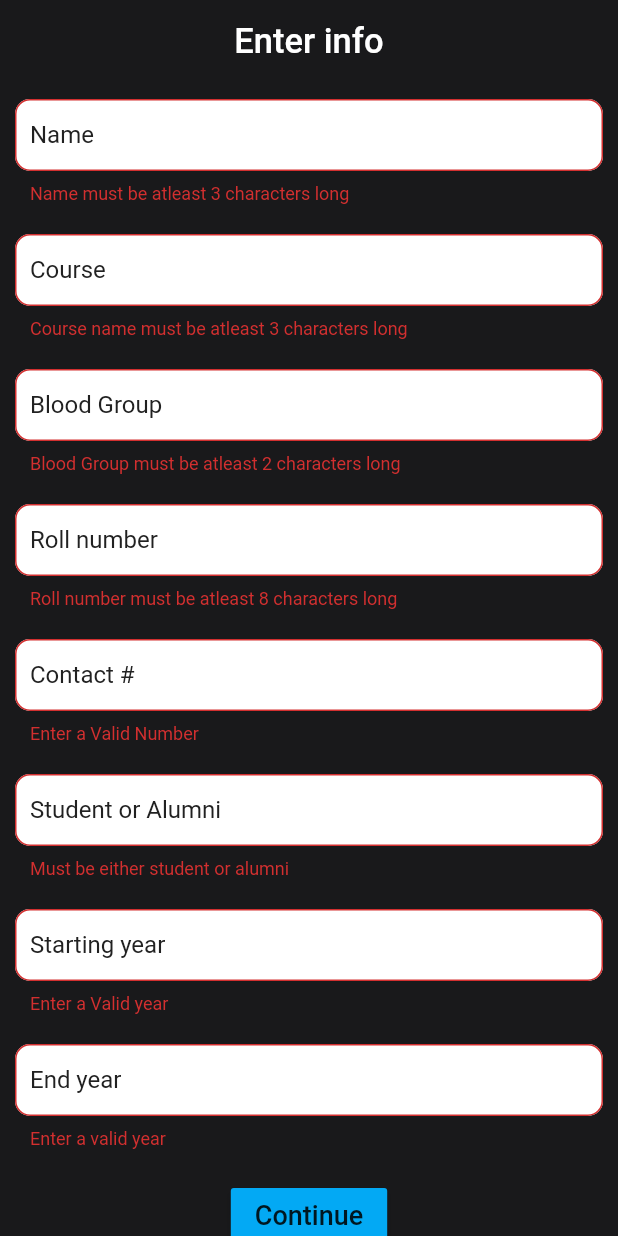
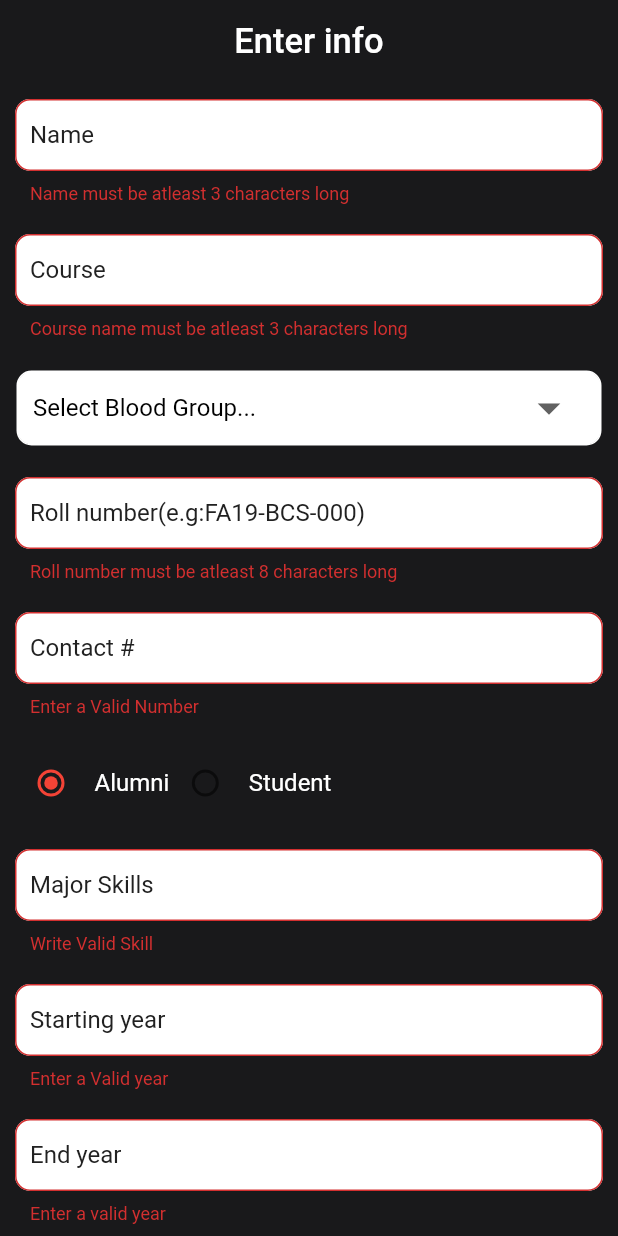
Before and after one commit to ShiekhAmish/Alumni-App, a Flutter app: the SecondScreen screen opened directly with empty values, after a tap on "Continue", on a phone screen of 412 x 824 dp. Run offline on Flutter 3.47's test engine with Material 2 defaults, Android fonts, the phone set to English and light mode, and no system bars; our stand-ins replace cloud_firestore, email_validator, firebase_auth, firebase_core, firebase_storage, image_picker and 4 more; accounts and stored records are empty.

Commit message:
New features Add
New features Add

```diff
--- a/Alumni_App/lib/modals.dart/users.dart
+++ b/Alumni_App/lib/modals.dart/users.dart
@@ -11,6 +11,7 @@ class MyUser {
   String endingYear;
   String SubAdmin;
   String Number;
+  String skill;
   List<String> chattingPartners;
 
   MyUser({
@@ -27,6 +28,7 @@ class MyUser {
     this.chattingPartners,
     this.SubAdmin,
     this.Number,
+    this.skill,
   });
 
   Map toMap(MyUser myUser) {
@@ -44,6 +46,7 @@ class MyUser {
     data["chattingPartners"]=myUser.chattingPartners;
     data["SubAdmin"]=myUser.SubAdmin;
     data["Number"]=myUser.Number;
+    data["Skill"]=myUser.skill;
     return data;
   }
 
@@ -61,5 +64,6 @@ class MyUser {
     this.chattingPartners=mapData["chattingPartners"];
     this.SubAdmin=mapData["SubAdmin"];
     this.Number=mapData["Number"];
+    this.skill=mapData["Skill"];
   }
 }
--- a/Alumni_App/lib/screens/MainScreens/EditInfo.dart
+++ b/Alumni_App/lib/screens/MainScreens/EditInfo.dart
@@ -134,7 +134,7 @@ class _EditInfoState extends State<EditInfo> {
                           fontWeight: FontWeight.bold,
                         ),
                         validator: (value) {
-                          if (_branch.text.length < 3)
+                          if (_branch.text.length < 2)
                             return "branch name must be atleast 2 characters long";
                           return null;
                         },
--- a/Alumni_App/lib/screens/MainScreens/add.dart
+++ b/Alumni_App/lib/screens/MainScreens/add.dart
@@ -7,7 +7,7 @@ import 'package:flutter/material.dart';
 import 'package:image_picker/image_picker.dart';
 import '../../resources/firebaseRepos.dart';
 import 'package:uuid/uuid.dart';
-
+import 'dart:async';
 class AddPost extends StatefulWidget {
   @override
   _AddPostState createState() => _AddPostState();
--- a/Alumni_App/lib/screens/MainScreens/searchScreen.dart
+++ b/Alumni_App/lib/screens/MainScreens/searchScreen.dart
@@ -32,7 +32,9 @@ class _SearchScreenState extends State<SearchScreen> {
                 _smallList = _list
                     .where((element) =>
                         (element.data()['name'].toString().toUpperCase())
-                            .contains(_controller.text.toUpperCase()) ||
+                            .contains(_controller.text.toUpperCase())||
+                            (element.data()['Skill'].toString().toUpperCase())
+                                .contains(_controller.text.toUpperCase()) ||
                         (element.data()['rollNumber'].toString().toUpperCase())
                             .contains(_controller.text.toUpperCase()) ||
                     (element.data()['branch'].toString().toUpperCase())
--- a/Alumni_App/lib/screens/auxScreens/otp_screen.dart
+++ b/Alumni_App/lib/screens/auxScreens/otp_screen.dart
@@ -27,7 +27,7 @@ class OtpScreenState extends State<OtpScreen> {
               Container(
                 margin: EdgeInsets.symmetric(horizontal: 18),
                 child: Text(
-                  "We have sent you an email, Authenticate by clicking the link and then continue...",
+                  "We have sent you an email (Also, Check Email in Spam if You have not Found in your Inbox), Authenticate by clicking the link and then continue...",
                   style: TextStyle(
                       color: Colors.red,
                       fontWeight: FontWeight.bold,
--- a/Alumni_App/lib/screens/loginRelatedScreens/secondScreen.dart
+++ b/Alumni_App/lib/screens/loginRelatedScreens/secondScreen.dart
@@ -4,6 +4,7 @@ import 'package:alumni/resources/firebaseRepos.dart';
 import 'package:alumni/screens/auxScreens/otp_screen.dart';
 import 'package:cloud_firestore/cloud_firestore.dart';
 import 'package:firebase_auth/firebase_auth.dart';
+import 'package:flutter/cupertino.dart';
 import 'package:flutter/material.dart';
 
 class SecondScreen extends StatefulWidget {
@@ -22,13 +23,18 @@ class _SecondScreenState extends State<SecondScreen> {
   TextEditingController _course = TextEditingController();
   TextEditingController _startingYear = TextEditingController();
   TextEditingController _endingYear = TextEditingController();
-  TextEditingController _tag = TextEditingController();
-  TextEditingController _branch = TextEditingController();
+  // TextEditingController _tag = TextEditingController();
+  // TextEditingController _branch = TextEditingController();
   TextEditingController _number = TextEditingController();
+  TextEditingController _skill = TextEditingController();
   FirebaseRepos _repository = FirebaseRepos();
   bool _shouldIRotate;
-
+  String _tag = "Alumni";
+  String _branch;
+  String valueChange = "Select Blood Group...";
+  List ListItem=["Select Blood Group...","A+","A-","B+","B-","AB+","AB-","O+","O-","NO"];
   int currentYear;
+  int _value=1;
   @override
   void initState() {
     currentYear = DateTime.now().year;
@@ -104,25 +110,73 @@ class _SecondScreenState extends State<SecondScreen> {
                       ),
                     ),
                     SizedBox(height: 20),
-                    TextFormField(
-                      controller: _branch,
-                      keyboardType: TextInputType.emailAddress,
-                      style: TextStyle(fontSize: 16, color: Colors.black),
-                      validator: (value) {
-                        if (_branch.text.length < 2)
-                          return "Blood Group must be atleast 2 characters long";
-                        return null;
-                      },
-                      decoration: InputDecoration(
-                        hintText: "Blood Group",
-                        hintStyle:
-                            TextStyle(fontSize: 16, color: Colors.grey[900]),
-                        filled: true,
-                        fillColor: Colors.white,
-                        contentPadding: EdgeInsets.all(10),
-                        border: OutlineInputBorder(
-                            borderRadius: BorderRadius.circular(10),
-                            borderSide: BorderSide(color: Colors.lightBlue)),
+                    // TextFormField(
+                    //   controller: _branch,
+                    //   keyboardType: TextInputType.emailAddress,
+                    //   style: TextStyle(fontSize: 16, color: Colors.black),
+                    //   validator: (value) {
+                    //     if (_branch.text.length < 2)
+                    //       return "Blood Group must be atleast 2 characters long";
+                    //     return null;
+                    //   },
+                    //   decoration: InputDecoration(
+                    //     hintText: "Blood Group",
+                    //     hintStyle:
+                    //         TextStyle(fontSize: 16, color: Colors.grey[900]),
+                    //     filled: true,
+                    //     fillColor: Colors.white,
+                    //     contentPadding: EdgeInsets.all(10),
+                    //     border: OutlineInputBorder(
+                    //         borderRadius: BorderRadius.circular(10),
+                    //         borderSide: BorderSide(color: Colors.lightBlue)),
+                    //   ),
+                    // ),
+                    Padding(
+                      padding: const EdgeInsets.all(1.0),
+                      child: Container(
+
+                        padding: EdgeInsets.only(left: 10,right: 16),
+                        decoration: BoxDecoration(
+                          border: Border.all(color: Colors.white, width: 1,),
+                          borderRadius: BorderRadius.circular(10),
+                          color: Colors.white,
+
+                        ),
+
+                        child: DropdownButton(
+
+                              borderRadius: BorderRadius.circular(10),
+
+                          dropdownColor: Colors.white,
+
+                          hint: Text("Select Blood Group"),
+                          icon: Icon(Icons.arrow_drop_down),
+                          iconSize: 36,
+                          isExpanded: true,
+                          underline: SizedBox(),
+                          value: valueChange,
+                          style: TextStyle(
+                            color: Colors.black,
+                            fontSize: 16,
+                          ),
+                          items: ListItem.map((valueItem)
+                          {
+                            return DropdownMenuItem(
+                              value: valueItem,
+                              child: Text(valueItem),
+                            );
+                          }).toList(),
+
+                          onChanged: (newValue)
+                          {
+                            setState(() {
+                              valueChange = newValue;
+                              _branch = newValue;
+                            });
+                          },
+
+
+                        ),
                       ),
                     ),
                     SizedBox(height: 20),
@@ -136,7 +190,7 @@ class _SecondScreenState extends State<SecondScreen> {
                         return null;
                       },
                       decoration: InputDecoration(
-                        hintText: "Roll number",
+                        hintText: "Roll number(e.g:FA19-BCS-000)",
                         hintStyle:
                             TextStyle(fontSize: 16, color: Colors.grey[900]),
                         filled: true,
@@ -170,20 +224,71 @@ class _SecondScreenState extends State<SecondScreen> {
                       ),
                     ),
                     SizedBox(height: 20),
+                    // TextFormField(
+                    //   controller: _tag,
+                    //   keyboardType: TextInputType.text,
+                    //   style: TextStyle(fontSize: 16, color: Colors.black),
+                    //   validator: (value) {
+                    //     if (_tag.text.toUpperCase() != "STUDENT" &&
+                    //         _tag.text.toUpperCase() != "ALUMNI")
+                    //       return "Must be either student or alumni";
+                    //     return null;
+                    //   },
+                    //   decoration: InputDecoration(
+                    //     hintText: "Student or Alumni",
+                    //     hintStyle:
+                    //         TextStyle(fontSize: 16, color: Colors.grey[900]),
+                    //     filled: true,
+                    //     fillColor: Colors.white,
+                    //     contentPadding: EdgeInsets.all(10),
+                    //     border: OutlineInputBorder(
+                    //         borderRadius: BorderRadius.circular(10),
+                    //         borderSide: BorderSide(color: Colors.lightBlue)),
+                    //   ),
+                    // ),
+                    Row(
+                      children: [
+                        Row(
+                          children: [
+                            Radio(value: 1, groupValue: _value, onChanged: (value){
+setState(() {
+  _value=value;
+  _tag = "Alumni";
+});
+                            },
+                            activeColor: Colors.red,),
+                          SizedBox( width: 5.0,),
+                            Text("Alumni",style: TextStyle(color: Colors.white, fontSize: 16),),
+                          ],
+                        ),
+                        Row(
+                          children: [
+                            Radio(value: 2, groupValue: _value, onChanged: (value){
+                              setState(() {
+                                _value=value;
+                                _tag = "Student";
+                              });
+                            }),
+                            SizedBox( width: 5.0,),
+                            Text("Student",style: TextStyle(color: Colors.white, fontSize: 16),),
+                          ],
+                        ),
+                      ],
+                    ),
+                    SizedBox(height: 20),
                     TextFormField(
-                      controller: _tag,
+                      controller: _skill,
                       keyboardType: TextInputType.text,
                       style: TextStyle(fontSize: 16, color: Colors.black),
                       validator: (value) {
-                        if (_tag.text.toUpperCase() != "STUDENT" &&
-                            _tag.text.toUpperCase() != "ALUMNI")
-                          return "Must be either student or alumni";
+                        if (_skill.text.length < 2)
+                          return "Write Valid Skill ";
                         return null;
                       },
                       decoration: InputDecoration(
-                        hintText: "Student or Alumni",
+                        hintText: "Major Skills",
                         hintStyle:
-                            TextStyle(fontSize: 16, color: Colors.grey[900]),
+                        TextStyle(fontSize: 16, color: Colors.grey[900]),
                         filled: true,
                         fillColor: Colors.white,
                         contentPadding: EdgeInsets.all(10),
@@ -267,11 +372,12 @@ class _SecondScreenState extends State<SecondScreen> {
                                 Number: _number.text,
                                 startingYear: _startingYear.text,
                                 uid: currentUser.uid,
-                                tag: _tag.text.toUpperCase(),
-                                branch: _branch.text.toUpperCase(),
+                                tag: _tag.toUpperCase(),
+                                branch: _branch,
                                 username: (_name.text).split(" ")[0],
                                 chattingPartners: [],
                                 SubAdmin: 'UNSUB',
+                                skill: _skill.text,
                               );
 
                               _repository
--- a/Alumni_App/lib/screens/secondUserScreen.dart
+++ b/Alumni_App/lib/screens/secondUserScreen.dart
@@ -244,6 +244,14 @@ class _SecondUserProfilePageState extends State<SecondUserProfilePage> {
               ),
             ),
             SizedBox(height: 10),
+            Container(
+              width: MediaQuery.of(context).size.width,
+              child: Text(
+                widget.qds.data()['Skill'].toString().toUpperCase(),
+                style: TextStyle(color: Colors.white, fontSize: 20),
+              ),
+            ),
+            SizedBox(height: 10),
 
       Container(
       child:(SubAdmin2=='SUB' )
```
